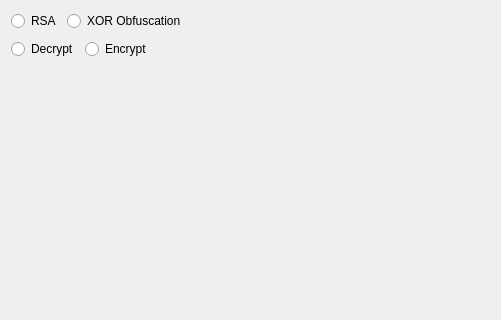
Old version of the form src/hobbits-plugins/operators/Encryption/encryption.ui in the repository nfi002/hobbits; both pictures show x 0 to 501 and y 0 to 320 of the 604 by 451 pixel window.
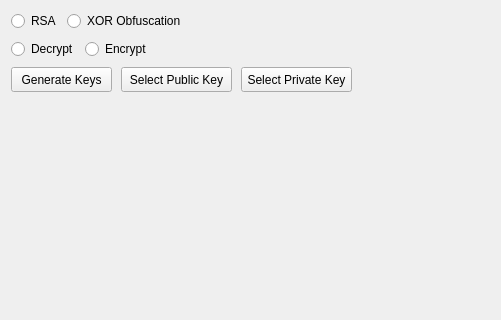
New version of the form.

Commit message: Added functionality to ENcryption plugin to select keys

```diff
--- a/src/hobbits-plugins/operators/Encryption/encryption.ui
+++ b/src/hobbits-plugins/operators/Encryption/encryption.ui
@@ -87,6 +87,45 @@
         </item>
        </layout>
       </widget>
+      <widget class="QPushButton" name="pb_genKeys">
+       <property name="geometry">
+        <rect>
+         <x>0</x>
+         <y>30</y>
+         <width>101</width>
+         <height>25</height>
+        </rect>
+       </property>
+       <property name="text">
+        <string>Generate Keys</string>
+       </property>
+      </widget>
+      <widget class="QPushButton" name="pb_pubKey">
+       <property name="geometry">
+        <rect>
+         <x>110</x>
+         <y>30</y>
+         <width>111</width>
+         <height>25</height>
+        </rect>
+       </property>
+       <property name="text">
+        <string>Select Public Key</string>
+       </property>
+      </widget>
+      <widget class="QPushButton" name="pb_privKey">
+       <property name="geometry">
+        <rect>
+         <x>230</x>
+         <y>30</y>
+         <width>111</width>
+         <height>25</height>
+        </rect>
+       </property>
+       <property name="text">
+        <string>Select Private Key</string>
+       </property>
+      </widget>
      </widget>
      <widget class="QWidget" name="XOR">
       <widget class="QWidget" name="horizontalLayoutWidget_3">
```
The commit also changes 1 other file.
